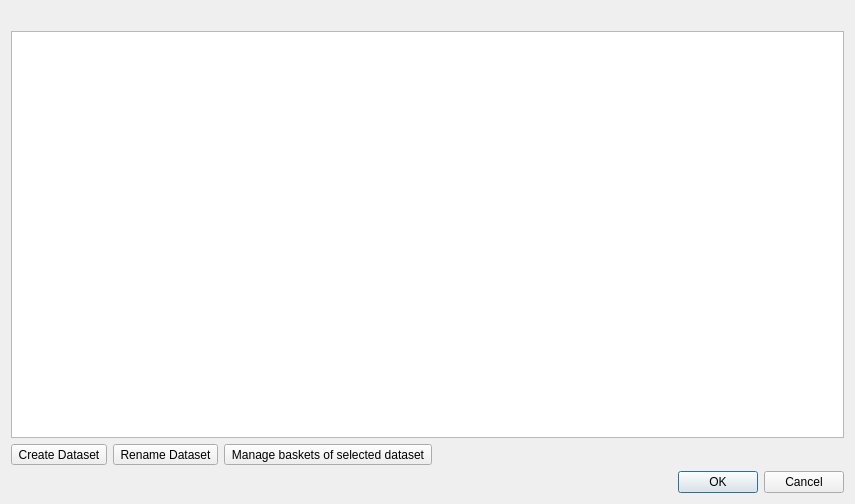
Old version of the form QgisModelBaker/ui/dataset_manager.ui in the repository opengisch/QgisModelBaker.
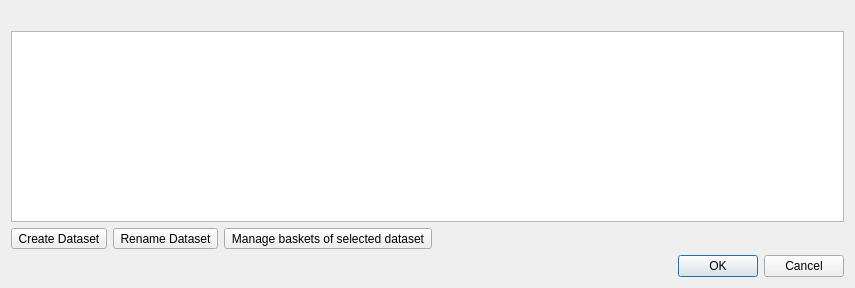
New version of the form.

Commit message: window default size

```diff
--- a/QgisModelBaker/ui/dataset_manager.ui
+++ b/QgisModelBaker/ui/dataset_manager.ui
@@ -7,7 +7,7 @@
     <x>0</x>
     <y>0</y>
     <width>855</width>
-    <height>504</height>
+    <height>288</height>
    </rect>
   </property>
   <property name="windowTitle">
```
